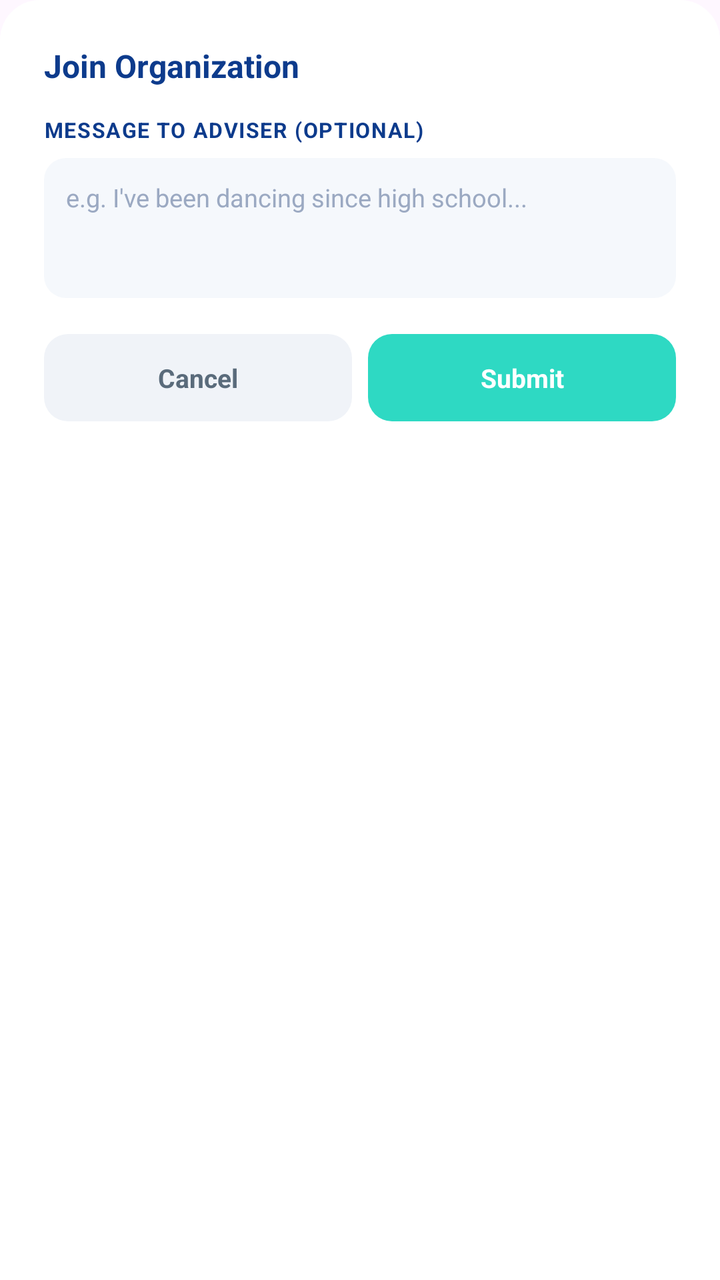
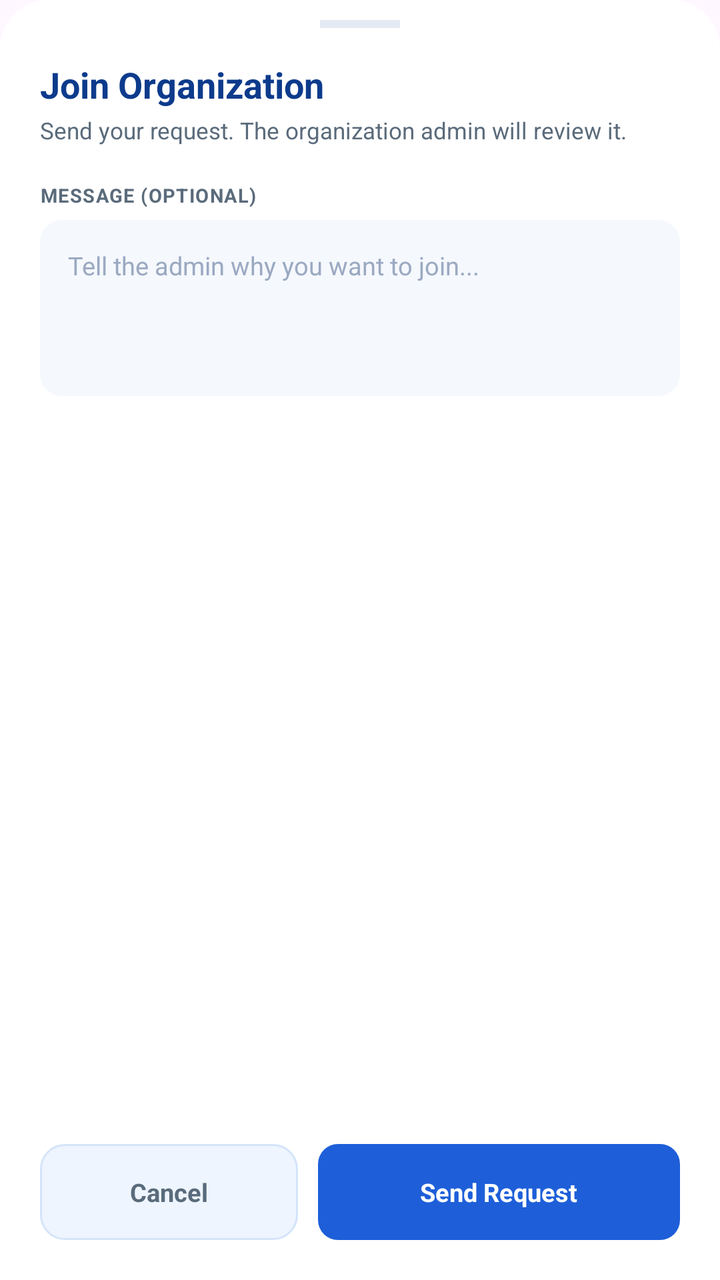

Compare the two renders of this Android layout. The source of the first and the diff that turns it into the second are given below.
<!-- AndroidManifest.xml: application theme Theme.KAYARA -->
<!-- res/layout/dialog_join_org.xml -->
<?xml version="1.0" encoding="utf-8"?>
<LinearLayout xmlns:android="http://schemas.android.com/apk/res/android"
    xmlns:app="http://schemas.android.com/apk/res-auto"
    android:layout_width="match_parent"
    android:layout_height="wrap_content"
    android:orientation="vertical"
    android:background="@drawable/bg_dialog_top_rounded"
    android:padding="22dp">

    <TextView
        android:id="@+id/tvJoinDialogTitle"
        android:layout_width="wrap_content"
        android:layout_height="wrap_content"
        android:text="Join Organization"
        android:textColor="@color/dark_blue"
        android:textSize="16sp"
        android:textStyle="bold"
        android:layout_marginBottom="14dp" />

    <LinearLayout
        android:id="@+id/recruitmentInfoBanner"
        android:layout_width="match_parent"
        android:layout_height="wrap_content"
        android:orientation="horizontal"
        android:background="@drawable/bg_recruitment_banner"
        android:padding="12dp"
        android:layout_marginBottom="16dp"
        android:visibility="gone">

        <ImageView
            android:layout_width="17dp"
            android:layout_height="17dp"
            android:layout_marginTop="1dp"
            android:src="@drawable/ic_alert_triangle"
            android:contentDescription="@null" />

        <TextView
            android:id="@+id/tvRecruitmentInfoText"
            android:layout_width="0dp"
            android:layout_height="wrap_content"
            android:layout_weight="1"
            android:layout_marginStart="9dp"
            android:text="Audition required."
            android:textColor="#7A4F0B"
            android:textSize="11sp"
            android:lineSpacingExtra="2dp" />
    </LinearLayout>

    <TextView
        android:layout_width="wrap_content"
        android:layout_height="wrap_content"
        android:text="MESSAGE TO ADVISER (OPTIONAL)"
        android:textColor="@color/dark_blue"
        android:textSize="10.5sp"
        android:textStyle="bold"
        android:letterSpacing="0.05"
        android:layout_marginBottom="7dp" />

    <EditText
        android:id="@+id/etJoinMessage"
        android:layout_width="match_parent"
        android:layout_height="wrap_content"
        android:minHeight="70dp"
        android:background="@drawable/bg_dialog_textarea"
        android:padding="11dp"
        android:hint="e.g. I've been dancing since high school..."
        android:textColorHint="@color/placeholder_gray"
        android:textColor="@color/dark_blue"
        android:textSize="12.5sp"
        android:inputType="textMultiLine|textCapSentences"
        android:gravity="top"
        android:layout_marginBottom="18dp" />

    <LinearLayout
        android:layout_width="match_parent"
        android:layout_height="wrap_content"
        android:orientation="horizontal">

        <TextView
            android:id="@+id/btnCancelJoin"
            android:layout_width="0dp"
            android:layout_height="wrap_content"
            android:layout_weight="1"
            android:layout_marginEnd="8dp"
            android:background="@drawable/bg_dialog_btn_cancel"
            android:gravity="center"
            android:padding="13dp"
            android:text="Cancel"
            android:textColor="@color/text_gray"
            android:textSize="13sp"
            android:textStyle="bold"
            android:clickable="true"
            android:focusable="true" />

        <TextView
            android:id="@+id/btnSubmitJoin"
            android:layout_width="0dp"
            android:layout_height="wrap_content"
            android:layout_weight="1"
            android:background="@drawable/bg_dialog_btn_submit"
            android:gravity="center"
            android:padding="13dp"
            android:text="Submit"
            android:textColor="@color/white"
            android:textSize="13sp"
            android:textStyle="bold"
            android:clickable="true"
            android:focusable="true" />
    </LinearLayout>

</LinearLayout>
<!-- resources referenced by this layout -->
<resources>
  <color name="dark_blue">#0D3B8C</color>
  <color name="placeholder_gray">#9BA9C2</color>
  <color name="text_gray">#5A6B7B</color>
  <color name="white">#FFFFFF</color>
  <!-- drawable bg_dialog_btn_cancel (drawable) -->
  <?xml version="1.0" encoding="utf-8"?>
  <shape xmlns:android="http://schemas.android.com/apk/res/android"
      android:shape="rectangle">
      <corners android:radius="12dp" />
      <solid android:color="#F0F3F8" />
  </shape>
  <!-- drawable bg_dialog_btn_submit (drawable) -->
  <?xml version="1.0" encoding="utf-8"?>
  <shape xmlns:android="http://schemas.android.com/apk/res/android"
      android:shape="rectangle">
      <corners android:radius="12dp" />
      <solid android:color="@color/teal_start" />
  </shape>
  <!-- drawable bg_dialog_textarea (drawable) -->
  <?xml version="1.0" encoding="utf-8"?>
  <shape xmlns:android="http://schemas.android.com/apk/res/android"
      android:shape="rectangle">
      <corners android:radius="11dp" />
      <solid android:color="#F5F8FC" />
  </shape>
  <!-- drawable bg_dialog_top_rounded (drawable) -->
  <?xml version="1.0" encoding="utf-8"?>
  <shape xmlns:android="http://schemas.android.com/apk/res/android"
      android:shape="rectangle">
      <corners
          android:topLeftRadius="20dp"
          android:topRightRadius="20dp" />
      <solid android:color="@color/white" />
  </shape>
  <!-- drawable bg_recruitment_banner (drawable) -->
  <?xml version="1.0" encoding="utf-8"?>
  <shape xmlns:android="http://schemas.android.com/apk/res/android"
      android:shape="rectangle">
      <corners android:radius="13dp" />
      <solid android:color="#FFF4E0" />
      <stroke android:width="1dp" android:color="#F6D9A6" />
  </shape>
  <!-- drawable ic_alert_triangle (drawable) -->
  <vector xmlns:android="http://schemas.android.com/apk/res/android"
      android:width="24dp" android:height="24dp"
      android:viewportWidth="24" android:viewportHeight="24">
      <path android:fillColor="#B9760F"
          android:pathData="M1,21h22L12,2 1,21zM13,18h-2v-2h2v2zM13,14h-2v-4h2v4z"/>
  </vector>
  <style name="Theme.KAYARA" parent="Base.Theme.KAYARA" />
  <color name="teal_start">#2ED9C3</color>
  <style name="Base.Theme.KAYARA" parent="Theme.Material3.DayNight.NoActionBar">
          
          
      </style>
</resources>

<!-- the commit's change to res/layout/dialog_join_org.xml (unified diff, before → after) -->
@@ -1,93 +1,250 @@
 <?xml version="1.0" encoding="utf-8"?>
-<LinearLayout xmlns:android="http://schemas.android.com/apk/res/android"
+<LinearLayout
+    xmlns:android="http://schemas.android.com/apk/res/android"
     xmlns:app="http://schemas.android.com/apk/res-auto"
     android:layout_width="match_parent"
     android:layout_height="wrap_content"
     android:orientation="vertical"
-    android:background="@drawable/bg_dialog_top_rounded"
-    android:padding="22dp">
-
-    <TextView
-        android:id="@+id/tvJoinDialogTitle"
-        android:layout_width="wrap_content"
+    android:background="@drawable/bg_join_sheet"
+    android:paddingTop="10dp">
+
+    
+    <View
+        android:layout_width="40dp"
+        android:layout_height="4dp"
+        android:layout_gravity="center_horizontal"
+        android:background="@color/card_border" />
+
+    <ScrollView
+        android:layout_width="match_parent"
         android:layout_height="wrap_content"
-        android:text="Join Organization"
-        android:textColor="@color/dark_blue"
-        android:textSize="16sp"
-        android:textStyle="bold"
-        android:layout_marginBottom="14dp" />
+        android:layout_weight="1"
+        android:overScrollMode="never">
+
+        <LinearLayout
+            android:layout_width="match_parent"
+            android:layout_height="wrap_content"
+            android:orientation="vertical"
+            android:paddingHorizontal="20dp"
+            android:paddingTop="16dp"
+            android:paddingBottom="6dp">
+
+            <TextView
+                android:id="@+id/tvJoinDialogTitle"
+                android:layout_width="match_parent"
+                android:layout_height="wrap_content"
+                android:text="Join Organization"
+                android:textColor="@color/dark_blue"
+                android:textSize="18sp"
+                android:textStyle="bold" />
+
+            <TextView
+                android:layout_width="match_parent"
+                android:layout_height="wrap_content"
+                android:layout_marginTop="3dp"
+                android:text="Send your request. The organization admin will review it."
+                android:textColor="@color/text_gray"
+                android:textSize="11.5sp" />
+
+            
+            
+            
+
+            <LinearLayout
+                android:id="@+id/closedNotice"
+                android:layout_width="match_parent"
+                android:layout_height="wrap_content"
+                android:orientation="horizontal"
+                android:background="@drawable/bg_alert_banner"
+                android:padding="14dp"
+                android:layout_marginTop="16dp"
+                android:visibility="gone">
+
+                <ImageView
+                    android:layout_width="22dp"
+                    android:layout_height="22dp"
+                    android:layout_marginTop="1dp"
+                    android:src="@drawable/ic_alert"
+                    app:tint="@color/amber_text"
+                    android:contentDescription="@null" />
+
+                <LinearLayout
+                    android:layout_width="0dp"
+                    android:layout_height="wrap_content"
+                    android:layout_weight="1"
+                    android:layout_marginStart="11dp"
+                    android:orientation="vertical">
+
+                    <TextView
+                        android:id="@+id/tvClosedTitle"
+                        android:layout_width="wrap_content"
+                        android:layout_height="wrap_content"
+                        android:text="Recruitment is closed"
+                        android:textColor="#7A4F0B"
+                        android:textSize="13.5sp"
+                        android:textStyle="bold" />
+
+                    <TextView
+                        android:id="@+id/tvClosedMessage"
+                        android:layout_width="match_parent"
+                        android:layout_height="wrap_content"
+                        android:layout_marginTop="3dp"
+                        android:text="This organization is not accepting new members right now."
+                        android:textColor="#7A4F0B"
+                        android:textSize="11.5sp"
+                        android:lineSpacingExtra="2dp" />
+
+                </LinearLayout>
+
+            </LinearLayout>
+
+            
+            
+            
+
+            <LinearLayout
+                android:id="@+id/recruitmentInfoBanner"
+                android:layout_width="match_parent"
+                android:layout_height="wrap_content"
+                android:orientation="vertical"
+                android:background="@drawable/bg_info_note"
+                android:padding="14dp"
+                android:layout_marginTop="16dp"
+                android:visibility="gone">
+
+                <LinearLayout
+                    android:layout_width="match_parent"
+                    android:layout_height="wrap_content"
+                    android:orientation="horizontal"
+                    android:gravity="center_vertical">
+
+                    <ImageView
+                        android:layout_width="17dp"
+                        android:layout_height="17dp"
+                        android:src="@drawable/ic_info_circle"
+                        android:contentDescription="@null" />
+
+                    <TextView
+                        android:layout_width="wrap_content"
+                        android:layout_height="wrap_content"
+                        android:layout_marginStart="8dp"
+                        android:text="What this organization needs"
+                        android:textColor="@color/blue_deep"
+                        android:textSize="12sp"
+                        android:textStyle="bold" />
+
+                </LinearLayout>
+
+                <TextView
+                    android:id="@+id/tvRecruitmentInfo"
+                    android:layout_width="match_parent"
+                    android:layout_height="wrap_content"
+                    android:layout_marginTop="8dp"
+                    android:text="Instructions"
+                    android:textColor="@color/dark_blue"
+                    android:textSize="12sp"
+                    android:lineSpacingExtra="2dp" />
+
+                <LinearLayout
+                    android:id="@+id/recruitFilesContainer"
+                    android:layout_width="match_parent"
+                    android:layout_height="wrap_content"
+                    android:orientation="vertical"
+                    android:layout_marginTop="8dp" />
+
+            </LinearLayout>
+
+            
+            
+            
+
+            <LinearLayout
+                android:id="@+id/uploadSection"
+                android:layout_width="match_parent"
+                android:layout_height="wrap_content"
+                android:orientation="vertical"
+                android:layout_marginTop="18dp"
+                android:visibility="gone">
+
+                <TextView
+                    android:layout_width="wrap_content"
+                    android:layout_height="wrap_content"
+                    android:text="YOUR DOCUMENTS"
+                    android:textColor="@color/text_gray"
+                    android:textSize="9.5sp"
+                    android:textStyle="bold"
+                    android:letterSpacing="0.05" />
+
+                <TextView
+                    android:layout_width="wrap_content"
+                    android:layout_height="wrap_content"
+                    android:layout_marginTop="2dp"
+                    android:layout_marginBottom="8dp"
+                    android:text="Upload the files this organization asks for."
+                    android:textColor="@color/placeholder_gray"
+                    android:textSize="10.5sp" />
+
+                <LinearLayout
+                    android:id="@+id/requirementUploadContainer"
+                    android:layout_width="match_parent"
+                    android:layout_height="wrap_content"
+                    android:orientation="vertical" />
+
+            </LinearLayout>
+
+            
+            
+            
+
+            <TextView
+                android:layout_width="wrap_content"
+                android:layout_height="wrap_content"
+                android:layout_marginTop="18dp"
+                android:layout_marginBottom="6dp"
+                android:id="@+id/tvMessageLabel"
+                android:text="MESSAGE (OPTIONAL)"
+                android:textColor="@color/text_gray"
+                android:textSize="9.5sp"
+                android:textStyle="bold"
+                android:letterSpacing="0.05" />
+
+            <EditText
+                android:id="@+id/etJoinMessage"
+                android:layout_width="match_parent"
+                android:layout_height="88dp"
+                android:background="@drawable/bg_compose_textarea"
+                android:gravity="top|start"
+                android:hint="Tell the admin why you want to join..."
+                android:inputType="textMultiLine|textCapSentences"
+                android:padding="14dp"
+                android:textColor="@color/dark_blue"
+                android:textColorHint="@color/placeholder_gray"
+                android:textSize="12.5sp" />
+
+        </LinearLayout>
+
+    </ScrollView>
+
+    
 
     <LinearLayout
-        android:id="@+id/recruitmentInfoBanner"
         android:layout_width="match_parent"
         android:layout_height="wrap_content"
         android:orientation="horizontal"
-        android:background="@drawable/bg_recruitment_banner"
-        android:padding="12dp"
-        android:layout_marginBottom="16dp"
-        android:visibility="gone">
-
-        <ImageView
-            android:layout_width="17dp"
-            android:layout_height="17dp"
-            android:layout_marginTop="1dp"
-            android:src="@drawable/ic_alert_triangle"
-            android:contentDescription="@null" />
-
-        <TextView
-            android:id="@+id/tvRecruitmentInfoText"
-            android:layout_width="0dp"
-            android:layout_height="wrap_content"
-            android:layout_weight="1"
-            android:layout_marginStart="9dp"
-            android:text="Audition required."
-            android:textColor="#7A4F0B"
-            android:textSize="11sp"
-            android:lineSpacingExtra="2dp" />
-    </LinearLayout>
-
-    <TextView
-        android:layout_width="wrap_content"
-        android:layout_height="wrap_content"
-        android:text="MESSAGE TO ADVISER (OPTIONAL)"
-        android:textColor="@color/dark_blue"
-        android:textSize="10.5sp"
-        android:textStyle="bold"
-        android:letterSpacing="0.05"
-        android:layout_marginBottom="7dp" />
-
-    <EditText
-        android:id="@+id/etJoinMessage"
-        android:layout_width="match_parent"
-        android:layout_height="wrap_content"
-        android:minHeight="70dp"
-        android:background="@drawable/bg_dialog_textarea"
-        android:padding="11dp"
-        android:hint="e.g. I've been dancing since high school..."
-        android:textColorHint="@color/placeholder_gray"
-        android:textColor="@color/dark_blue"
-        android:textSize="12.5sp"
-        android:inputType="textMultiLine|textCapSentences"
-        android:gravity="top"
-        android:layout_marginBottom="18dp" />
-
-    <LinearLayout
-        android:layout_width="match_parent"
-        android:layout_height="wrap_content"
-        android:orientation="horizontal">
+        android:paddingHorizontal="20dp"
+        android:paddingTop="12dp"
+        android:paddingBottom="20dp">
 
         <TextView
             android:id="@+id/btnCancelJoin"
             android:layout_width="0dp"
-            android:layout_height="wrap_content"
+            android:layout_height="48dp"
             android:layout_weight="1"
-            android:layout_marginEnd="8dp"
-            android:background="@drawable/bg_dialog_btn_cancel"
+            android:background="@drawable/bg_add_photo_button"
             android:gravity="center"
-            android:padding="13dp"
             android:text="Cancel"
             android:textColor="@color/text_gray"
-            android:textSize="13sp"
+            android:textSize="12.5sp"
             android:textStyle="bold"
             android:clickable="true"
             android:focusable="true" />
@@ -95,17 +252,18 @@
         <TextView
             android:id="@+id/btnSubmitJoin"
             android:layout_width="0dp"
-            android:layout_height="wrap_content"
-            android:layout_weight="1"
-            android:background="@drawable/bg_dialog_btn_submit"
+            android:layout_height="48dp"
+            android:layout_weight="1.4"
+            android:layout_marginStart="10dp"
+            android:background="@drawable/bg_post_submit_btn"
             android:gravity="center"
-            android:padding="13dp"
-            android:text="Submit"
+            android:text="Send Request"
             android:textColor="@color/white"
-            android:textSize="13sp"
+            android:textSize="12.5sp"
             android:textStyle="bold"
             android:clickable="true"
             android:focusable="true" />
+
     </LinearLayout>
 
 </LinearLayout>
<!-- resource entries referenced after the edit -->
@@ -1,56 +1,81 @@
 <!-- resources referenced by this layout -->
 <resources>
+  <color name="amber_text">#B9760F</color>
+  <color name="blue_deep">#1E7FDB</color>
+  <color name="card_border">#E4EAF4</color>
   <color name="dark_blue">#0D3B8C</color>
   <color name="placeholder_gray">#9BA9C2</color>
   <color name="text_gray">#5A6B7B</color>
   <color name="white">#FFFFFF</color>
-  <!-- drawable bg_dialog_btn_cancel (drawable) -->
+  <!-- drawable bg_add_photo_button (drawable) -->
   <?xml version="1.0" encoding="utf-8"?>
   <shape xmlns:android="http://schemas.android.com/apk/res/android"
       android:shape="rectangle">
+  
+      <solid android:color="#EEF5FF" />
+  
+      <stroke
+          android:width="1dp"
+          android:color="#D4E4FA" />
+  
       <corners android:radius="12dp" />
-      <solid android:color="#F0F3F8" />
+  
   </shape>
-  <!-- drawable bg_dialog_btn_submit (drawable) -->
+  <!-- drawable bg_alert_banner (drawable) -->
   <?xml version="1.0" encoding="utf-8"?>
   <shape xmlns:android="http://schemas.android.com/apk/res/android"
       android:shape="rectangle">
-      <corners android:radius="12dp" />
-      <solid android:color="@color/teal_start" />
+      <corners android:radius="14dp" />
+      <solid android:color="#FFF4E0" />
+      <stroke android:width="1dp" android:color="#F6D9A6" />
   </shape>
-  <!-- drawable bg_dialog_textarea (drawable) -->
+  <!-- drawable bg_compose_textarea (drawable) -->
   <?xml version="1.0" encoding="utf-8"?>
   <shape xmlns:android="http://schemas.android.com/apk/res/android"
       android:shape="rectangle">
       <corners android:radius="11dp" />
       <solid android:color="#F5F8FC" />
   </shape>
-  <!-- drawable bg_dialog_top_rounded (drawable) -->
-  <?xml version="1.0" encoding="utf-8"?>
-  <shape xmlns:android="http://schemas.android.com/apk/res/android"
-      android:shape="rectangle">
-      <corners
-          android:topLeftRadius="20dp"
-          android:topRightRadius="20dp" />
-      <solid android:color="@color/white" />
-  </shape>
-  <!-- drawable bg_recruitment_banner (drawable) -->
+  <!-- drawable bg_info_note (drawable) -->
   <?xml version="1.0" encoding="utf-8"?>
   <shape xmlns:android="http://schemas.android.com/apk/res/android"
       android:shape="rectangle">
       <corners android:radius="13dp" />
-      <solid android:color="#FFF4E0" />
-      <stroke android:width="1dp" android:color="#F6D9A6" />
+      <solid android:color="@color/blue_bg" />
   </shape>
-  <!-- drawable ic_alert_triangle (drawable) -->
+  <!-- drawable bg_join_sheet (drawable) -->
+  <?xml version="1.0" encoding="utf-8"?>
+  <shape xmlns:android="http://schemas.android.com/apk/res/android"
+      android:shape="rectangle">
+      <solid android:color="@color/white" />
+      <corners
+          android:topLeftRadius="24dp"
+          android:topRightRadius="24dp" />
+  </shape>
+  <!-- drawable bg_post_submit_btn (drawable) -->
+  <?xml version="1.0" encoding="utf-8"?>
+  <shape xmlns:android="http://schemas.android.com/apk/res/android"
+      android:shape="rectangle">
+      <corners android:radius="10dp" />
+      <solid android:color="@color/mid_blue" />
+  </shape>
+  <!-- drawable ic_alert (drawable) -->
   <vector xmlns:android="http://schemas.android.com/apk/res/android"
       android:width="24dp" android:height="24dp"
       android:viewportWidth="24" android:viewportHeight="24">
-      <path android:fillColor="#B9760F"
+      <path android:fillColor="#FF000000"
           android:pathData="M1,21h22L12,2 1,21zM13,18h-2v-2h2v2zM13,14h-2v-4h2v4z"/>
   </vector>
+  <!-- drawable ic_info_circle (drawable) -->
+  <vector xmlns:android="http://schemas.android.com/apk/res/android"
+      android:width="24dp" android:height="24dp"
+      android:viewportWidth="24" android:viewportHeight="24">
+      <path android:fillColor="#1E7FDB"
+          android:pathData="M11,7h2v2h-2zM11,11h2v6h-2zM12,2C6.48,2 2,6.48 2,12s4.48,10 10,10 10,-4.48 10,-10S17.52,2 12,2zM12,20c-4.41,0 -8,-3.59 -8,-8s3.59,-8 8,-8 8,3.59 8,8 -3.59,8 -8,8z"/>
+  </vector>
   <style name="Theme.KAYARA" parent="Base.Theme.KAYARA" />
-  <color name="teal_start">#2ED9C3</color>
+  <color name="blue_bg">#E7EFFD</color>
+  <color name="mid_blue">#1E5FD9</color>
   <style name="Base.Theme.KAYARA" parent="Theme.Material3.DayNight.NoActionBar">
           
           
